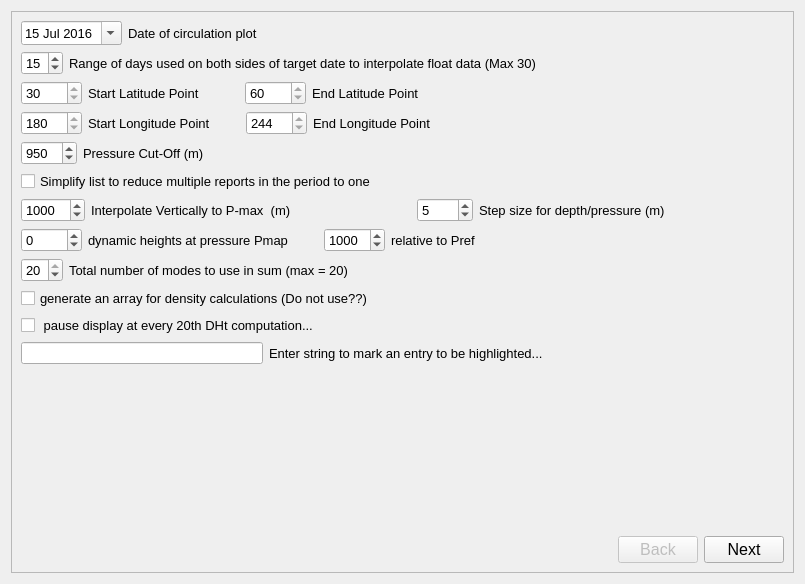
Above: ui_Files/circulationapp.ui from CallumColvine/ARGO-Float-Software before the change. Below: the same form after it.
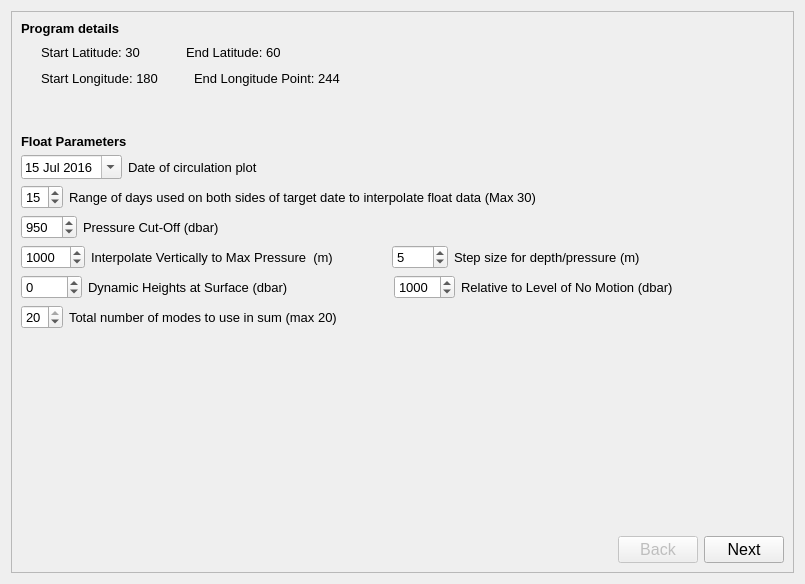
That is the form after the change.

The edit to the form file:
```diff
--- a/ui_Files/circulationapp.ui
+++ b/ui_Files/circulationapp.ui
@@ -24,6 +24,196 @@
      </property>
      <widget class="QWidget" name="settingsPage">
       <layout class="QVBoxLayout" name="verticalLayout_2">
+       <item>
+        <widget class="QLabel" name="label_5">
+         <property name="font">
+          <font>
+           <pointsize>10</pointsize>
+           <weight>75</weight>
+           <bold>true</bold>
+          </font>
+         </property>
+         <property name="text">
+          <string>Program details</string>
+         </property>
+        </widget>
+       </item>
+       <item>
+        <layout class="QHBoxLayout" name="horizontalLayout_10">
+         <item>
+          <spacer name="horizontalSpacer">
+           <property name="orientation">
+            <enum>Qt::Horizontal</enum>
+           </property>
+           <property name="sizeType">
+            <enum>QSizePolicy::Fixed</enum>
+           </property>
+           <property name="sizeHint" stdset="0">
+            <size>
+             <width>20</width>
+             <height>20</height>
+            </size>
+           </property>
+          </spacer>
+         </item>
+         <item>
+          <widget class="QLabel" name="label_8">
+           <property name="font">
+            <font>
+             <pointsize>10</pointsize>
+            </font>
+           </property>
+           <property name="text">
+            <string>Start Latitude: 30</string>
+           </property>
+          </widget>
+         </item>
+         <item>
+          <spacer name="horizontalSpacer_24">
+           <property name="orientation">
+            <enum>Qt::Horizontal</enum>
+           </property>
+           <property name="sizeType">
+            <enum>QSizePolicy::Maximum</enum>
+           </property>
+           <property name="sizeHint" stdset="0">
+            <size>
+             <width>40</width>
+             <height>20</height>
+            </size>
+           </property>
+          </spacer>
+         </item>
+         <item>
+          <widget class="QLabel" name="label_16">
+           <property name="font">
+            <font>
+             <pointsize>10</pointsize>
+            </font>
+           </property>
+           <property name="text">
+            <string>End Latitude: 60</string>
+           </property>
+          </widget>
+         </item>
+         <item>
+          <spacer name="horizontalSpacer_11">
+           <property name="orientation">
+            <enum>Qt::Horizontal</enum>
+           </property>
+           <property name="sizeHint" stdset="0">
+            <size>
+             <width>40</width>
+             <height>20</height>
+            </size>
+           </property>
+          </spacer>
+         </item>
+        </layout>
+       </item>
+       <item>
+        <layout class="QHBoxLayout" name="horizontalLayout_11">
+         <item>
+          <spacer name="horizontalSpacer_2">
+           <property name="orientation">
+            <enum>Qt::Horizontal</enum>
+           </property>
+           <property name="sizeType">
+            <enum>QSizePolicy::Fixed</enum>
+           </property>
+           <property name="sizeHint" stdset="0">
+            <size>
+             <width>20</width>
+             <height>20</height>
+            </size>
+           </property>
+          </spacer>
+         </item>
+         <item>
+          <widget class="QLabel" name="label_9">
+           <property name="font">
+            <font>
+             <pointsize>10</pointsize>
+            </font>
+           </property>
+           <property name="text">
+            <string>Start Longitude: 180</string>
+           </property>
+          </widget>
+         </item>
+         <item>
+          <spacer name="horizontalSpacer_25">
+           <property name="orientation">
+            <enum>Qt::Horizontal</enum>
+           </property>
+           <property name="sizeType">
+            <enum>QSizePolicy::Maximum</enum>
+           </property>
+           <property name="sizeHint" stdset="0">
+            <size>
+             <width>30</width>
+             <height>20</height>
+            </size>
+           </property>
+          </spacer>
+         </item>
+         <item>
+          <widget class="QLabel" name="label_17">
+           <property name="font">
+            <font>
+             <pointsize>10</pointsize>
+            </font>
+           </property>
+           <property name="text">
+            <string>End Longitude Point: 244</string>
+           </property>
+          </widget>
+         </item>
+         <item>
+          <spacer name="horizontalSpacer_12">
+           <property name="orientation">
+            <enum>Qt::Horizontal</enum>
+           </property>
+           <property name="sizeHint" stdset="0">
+            <size>
+             <width>40</width>
+             <height>20</height>
+            </size>
+           </property>
+          </spacer>
+         </item>
+        </layout>
+       </item>
+       <item>
+        <spacer name="verticalSpacer_2">
+         <property name="orientation">
+          <enum>Qt::Vertical</enum>
+         </property>
+         <property name="sizeType">
+          <enum>QSizePolicy::Fixed</enum>
+         </property>
+         <property name="sizeHint" stdset="0">
+          <size>
+           <width>20</width>
+           <height>40</height>
+          </size>
+         </property>
+        </spacer>
+       </item>
+       <item>
+        <widget class="QLabel" name="label_3">
+         <property name="font">
+          <font>
+           <pointsize>10</pointsize>
+           <weight>75</weight>
+           <bold>true</bold>
+          </font>
+         </property>
+         <property name="text">
+          <string>Float Parameters</string>
+         </property>
+        </widget>
+       </item>
        <item>
         <layout class="QHBoxLayout" name="horizontalLayout_3">
          <item>
@@ -119,204 +309,6 @@
          </item>
         </layout>
        </item>
-       <item>
-        <layout class="QHBoxLayout" name="horizontalLayout_10">
-         <item>
-          <widget class="QSpinBox" name="firstLatitudeBox">
-           <property name="font">
-            <font>
-             <pointsize>10</pointsize>
-            </font>
-           </property>
-           <property name="readOnly">
-            <bool>true</bool>
-           </property>
-           <property name="minimum">
-            <number>-9999</number>
-           </property>
-           <property name="maximum">
-            <number>9999</number>
-           </property>
-           <property name="value">
-            <number>30</number>
-           </property>
-          </widget>
-         </item>
-         <item>
-          <widget class="QLabel" name="label_8">
-           <property name="font">
-            <font>
-             <pointsize>10</pointsize>
-            </font>
-           </property>
-           <property name="text">
-            <string>Start Latitude Point</string>
-           </property>
-          </widget>
-         </item>
-         <item>
-          <spacer name="horizontalSpacer_24">
-           <property name="orientation">
-            <enum>Qt::Horizontal</enum>
-           </property>
-           <property name="sizeType">
-            <enum>QSizePolicy::Maximum</enum>
-           </property>
-           <property name="sizeHint" stdset="0">
-            <size>
-             <width>40</width>
-             <height>20</height>
-            </size>
-           </property>
-          </spacer>
-         </item>
-         <item>
-          <widget class="QSpinBox" name="secondLatitudeBox">
-           <property name="font">
-            <font>
-             <pointsize>10</pointsize>
-            </font>
-           </property>
-           <property name="readOnly">
-            <bool>true</bool>
-           </property>
-           <property name="minimum">
-            <number>-9999</number>
-           </property>
-           <property name="maximum">
-            <number>9999</number>
-           </property>
-           <property name="value">
-            <number>60</number>
-           </property>
-          </widget>
-         </item>
-         <item>
-          <widget class="QLabel" name="label_16">
-           <property name="font">
-            <font>
-             <pointsize>10</pointsize>
-            </font>
-           </property>
-           <property name="text">
-            <string>End Latitude Point</string>
-           </property>
-          </widget>
-         </item>
-         <item>
-          <spacer name="horizontalSpacer_11">
-           <property name="orientation">
-            <enum>Qt::Horizontal</enum>
-           </property>
-           <property name="sizeHint" stdset="0">
-            <size>
-             <width>40</width>
-             <height>20</height>
-            </size>
-           </property>
-          </spacer>
-         </item>
-        </layout>
-       </item>
-       <item>
-        <layout class="QHBoxLayout" name="horizontalLayout_11">
-         <item>
-          <widget class="QSpinBox" name="firstLongitudeBox">
-           <property name="font">
-            <font>
-             <pointsize>10</pointsize>
-            </font>
-           </property>
-           <property name="readOnly">
-            <bool>true</bool>
-           </property>
-           <property name="minimum">
-            <number>-9999</number>
-           </property>
-           <property name="maximum">
-            <number>9999</number>
-           </property>
-           <property name="value">
-            <number>180</number>
-           </property>
-          </widget>
-         </item>
-         <item>
-          <widget class="QLabel" name="label_9">
-           <property name="font">
-            <font>
-             <pointsize>10</pointsize>
-            </font>
-           </property>
-           <property name="text">
-            <string>Start Longitude Point</string>
-           </property>
-          </widget>
-         </item>
-         <item>
-          <spacer name="horizontalSpacer_25">
-           <property name="orientation">
-            <enum>Qt::Horizontal</enum>
-           </property>
-           <property name="sizeType">
-            <enum>QSizePolicy::Maximum</enum>
-           </property>
-           <property name="sizeHint" stdset="0">
-            <size>
-             <width>30</width>
-             <height>20</height>
-            </size>
-           </property>
-          </spacer>
-         </item>
-         <item>
-          <widget class="QSpinBox" name="secondLongitudeBox">
-           <property name="font">
-            <font>
-             <pointsize>10</pointsize>
-            </font>
-           </property>
-           <property name="readOnly">
-            <bool>true</bool>
-           </property>
-           <property name="minimum">
-            <number>-9999</number>
-           </property>
-           <property name="maximum">
-            <number>9999</number>
-           </property>
-           <property name="value">
-            <number>244</number>
-           </property>
-          </widget>
-         </item>
-         <item>
-          <widget class="QLabel" name="label_17">
-           <property name="font">
-            <font>
-             <pointsize>10</pointsize>
-            </font>
-           </property>
-           <property name="text">
-            <string>End Longitude Point</string>
-           </property>
-          </widget>
-         </item>
-         <item>
-          <spacer name="horizontalSpacer_12">
-           <property name="orientation">
-            <enum>Qt::Horizontal</enum>
-           </property>
-           <property name="sizeHint" stdset="0">
-            <size>
-             <width>40</width>
-             <height>20</height>
-            </size>
-           </property>
-          </spacer>
-         </item>
-        </layout>
-       </item>
        <item>
         <layout class="QHBoxLayout" name="horizontalLayout_12">
          <item>
@@ -342,7 +334,7 @@
             </font>
            </property>
            <property name="text">
-            <string>Pressure Cut-Off (m)</string>
+            <string>Pressure Cut-Off (dbar)</string>
            </property>
           </widget>
          </item>
@@ -368,35 +360,6 @@
          </item>
         </layout>
        </item>
-       <item>
-        <layout class="QHBoxLayout" name="horizontalLayout_5">
-         <item>
-          <widget class="QCheckBox" name="simplifyListCheckBox">
-           <property name="font">
-            <font>
-             <pointsize>10</pointsize>
-            </font>
-           </property>
-           <property name="text">
-            <string>Simplify list to reduce multiple reports in the period to one</string>
-           </property>
-          </widget>
-         </item>
-         <item>
-          <spacer name="horizontalSpacer_4">
-           <property name="orientation">
-            <enum>Qt::Horizontal</enum>
-           </property>
-           <property name="sizeHint" stdset="0">
-            <size>
-             <width>40</width>
-             <height>20</height>
-            </size>
-           </property>
-          </spacer>
-         </item>
-        </layout>
-       </item>
        <item>
         <layout class="QHBoxLayout" name="horizontalLayout_13">
          <item>
@@ -422,7 +385,7 @@
             </font>
            </property>
            <property name="text">
-            <string>Interpolate Vertically to P-max  (m)</string>
+            <string>Interpolate Vertically to Max Pressure  (m)</string>
            </property>
           </widget>
          </item>
@@ -431,9 +394,12 @@
            <property name="orientation">
             <enum>Qt::Horizontal</enum>
            </property>
+           <property name="sizeType">
+            <enum>QSizePolicy::Fixed</enum>
+           </property>
            <property name="sizeHint" stdset="0">
             <size>
-             <width>40</width>
+             <width>53</width>
              <height>20</height>
             </size>
            </property>
@@ -509,7 +475,7 @@
             </font>
            </property>
            <property name="text">
-            <string>dynamic heights at pressure Pmap</string>
+            <string>Dynamic Heights at Surface (dbar)</string>
            </property>
           </widget>
          </item>
@@ -523,7 +489,7 @@
            </property>
            <property name="sizeHint" stdset="0">
             <size>
-             <width>30</width>
+             <width>100</width>
              <height>20</height>
             </size>
            </property>
@@ -555,7 +521,7 @@
             </font>
            </property>
            <property name="text">
-            <string>relative to Pref</string>
+            <string>Relative to Level of No Motion (dbar)</string>
            </property>
           </widget>
          </item>
@@ -599,7 +565,7 @@
             </font>
            </property>
            <property name="text">
-            <string>Total number of modes to use in sum (max = 20)</string>
+            <string>Total number of modes to use in sum (max 20)</string>
            </property>
           </widget>
          </item>
@@ -618,96 +584,6 @@
          </item>
         </layout>
        </item>
-       <item>
-        <layout class="QHBoxLayout" name="horizontalLayout_6">
-         <item>
-          <widget class="QCheckBox" name="generateArrayCheckBox">
-           <property name="font">
-            <font>
-             <pointsize>10</pointsize>
-            </font>
-           </property>
-           <property name="text">
-            <string>generate an array for density calculations (Do not use??)</string>
-           </property>
-          </widget>
-         </item>
-         <item>
-          <spacer name="horizontalSpacer_3">
-           <property name="orientation">
-            <enum>Qt::Horizontal</enum>
-           </property>
-           <property name="sizeHint" stdset="0">
-            <size>
-             <width>40</width>
-             <height>20</height>
-            </size>
-           </property>
-          </spacer>
-         </item>
-        </layout>
-       </item>
-       <item>
-        <layout class="QHBoxLayout" name="horizontalLayout_7">
-         <item>
-          <widget class="QCheckBox" name="pauseOn20thCheckBox">
-           <property name="font">
-            <font>
-             <pointsize>10</pointsize>
-            </font>
-           </property>
-           <property name="text">
-            <string> pause display at every 20th DHt computation...</string>
-           </property>
-          </widget>
-         </item>
-         <item>
-          <spacer name="horizontalSpacer_2">
-           <property name="orientation">
-            <enum>Qt::Horizontal</enum>
-           </property>
-           <property name="sizeHint" stdset="0">
-            <size>
-             <width>40</width>
-             <height>20</height>
-            </size>
-           </property>
-          </spacer>
-         </item>
-        </layout>
-       </item>
-       <item>
-        <layout class="QHBoxLayout" name="horizontalLayout_2">
-         <item>
-          <widget class="QLineEdit" name="entryStringLineEdit"/>
-         </item>
-         <item>
-          <widget class="QLabel" name="label_5">
-           <property name="font">
-            <font>
-             <pointsize>10</pointsize>
-            </font>
-           </property>
-           <property name="text">
-            <string>Enter string to mark an entry to be highlighted...</string>
-           </property>
-          </widget>
-         </item>
-         <item>
-          <spacer name="horizontalSpacer">
-           <property name="orientation">
-            <enum>Qt::Horizontal</enum>
-           </property>
-           <property name="sizeHint" stdset="0">
-            <size>
-             <width>40</width>
-             <height>20</height>
-            </size>
-           </property>
-          </spacer>
-         </item>
-        </layout>
-       </item>
        <item>
         <spacer name="verticalSpacer">
          <property name="orientation">
```
